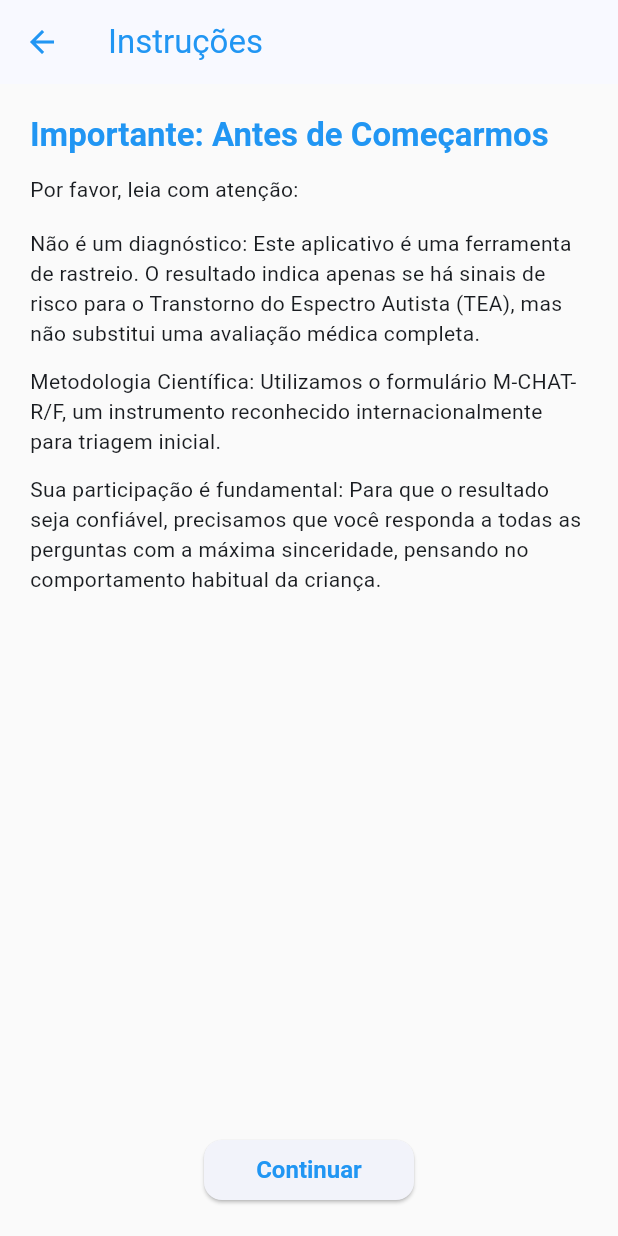
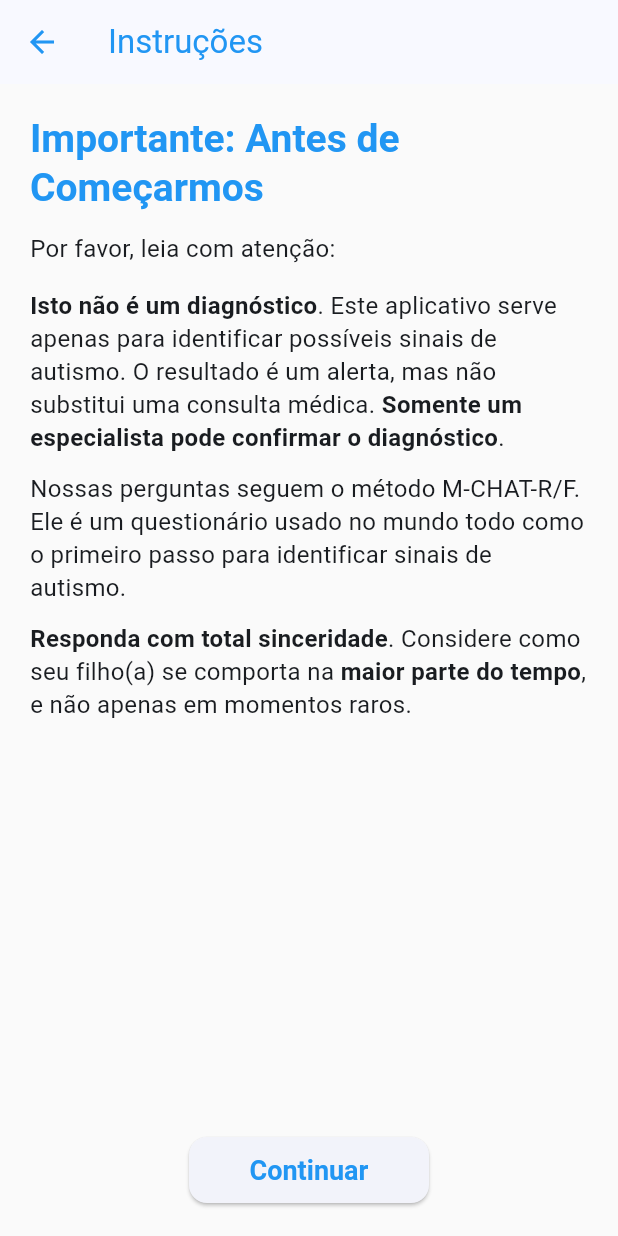
Before and after one commit to wnetohr/teajudo, a Flutter app: the InstructionsScreen screen opened directly, on a phone screen of 412 x 824 dp. Run offline on Flutter 3.47's test engine with Material 3 defaults, Android fonts, the light colour scheme and no system bars.

Commit message:
correções e ajustes de texto

```diff
--- a/frontend/teatriagem/lib/screens/instructions_screen.dart
+++ b/frontend/teatriagem/lib/screens/instructions_screen.dart
@@ -7,8 +7,17 @@ class InstructionsScreen extends StatelessWidget {
   @override
   Widget build(BuildContext context) {
     final theme = Theme.of(context);
-    final headingStyle = theme.textTheme.titleLarge?.copyWith(fontWeight: FontWeight.bold, color: Colors.blue);
-    final bodyStyle = theme.textTheme.bodyMedium;
+    final baseHeading = theme.textTheme.titleLarge;
+    final baseBody = theme.textTheme.bodyMedium;
+    final headingStyle = baseHeading?.copyWith(
+      fontWeight: FontWeight.bold,
+      color: Colors.blue,
+      fontSize: (baseHeading?.fontSize ?? 22) + 4,
+    );
+    final bodyStyle = baseBody?.copyWith(
+      fontSize: (baseBody?.fontSize ?? 14) + 2,
+      height: 1.4,
+    );
 
     return Scaffold(
       appBar: AppBar(title: const Text('Instruções',style: TextStyle(color: Colors.blue),)),
@@ -26,11 +35,45 @@ class InstructionsScreen extends StatelessWidget {
                       const SizedBox(height: 12),
                       Text('Por favor, leia com atenção:', style: bodyStyle),
                       const SizedBox(height: 16),
-                      Text('Não é um diagnóstico: Este aplicativo é uma ferramenta de rastreio. O resultado indica apenas se há sinais de risco para o Transtorno do Espectro Autista (TEA), mas não substitui uma avaliação médica completa.', style: bodyStyle),
+                      Text.rich(
+                        TextSpan(
+                          text: '',
+                          style: bodyStyle,
+                          children: [
+                            TextSpan(
+                              text: 'Isto não é um diagnóstico',
+                              style: bodyStyle?.copyWith(fontWeight: FontWeight.bold),
+                            ),
+                            TextSpan(text: '. Este aplicativo serve apenas para identificar possíveis sinais de autismo. O resultado é um alerta, mas não substitui uma consulta médica. '),
+                            TextSpan(
+                              text: 'Somente um especialista pode confirmar o diagnóstico',
+                              style: bodyStyle?.copyWith(fontWeight: FontWeight.bold),
+                            ),
+                            TextSpan(text: '.'),
+                          ],
+                        ),
+                      ),
                       const SizedBox(height: 12),
-                      Text('Metodologia Científica: Utilizamos o formulário M-CHAT-R/F, um instrumento reconhecido internacionalmente para triagem inicial.', style: bodyStyle),
+                      Text('Nossas perguntas seguem o método M-CHAT-R/F. Ele é um questionário usado no mundo todo como o primeiro passo para identificar sinais de autismo.', style: bodyStyle),
                       const SizedBox(height: 12),
-                      Text('Sua participação é fundamental: Para que o resultado seja confiável, precisamos que você responda a todas as perguntas com a máxima sinceridade, pensando no comportamento habitual da criança.', style: bodyStyle),
+                      Text.rich(
+                        TextSpan(
+                          text: '',
+                          style: bodyStyle,
+                          children: [
+                            TextSpan(
+                              text: 'Responda com total sinceridade',
+                              style: bodyStyle?.copyWith(fontWeight: FontWeight.bold),
+                            ),
+                            TextSpan(text: '. Considere como seu filho(a) se comporta na '),
+                            TextSpan(
+                              text: 'maior parte do tempo',
+                              style: bodyStyle?.copyWith(fontWeight: FontWeight.bold),
+                            ),
+                            TextSpan(text: ', e não apenas em momentos raros.'),
+                          ],
+                        ),
+                      ),
                       const SizedBox(height: 24),
                     ],
                   ),
@@ -43,9 +86,10 @@ class InstructionsScreen extends StatelessWidget {
                 child: Center(
                   child: ElevatedButton(
                     style: ElevatedButton.styleFrom(
-                      padding: const EdgeInsets.symmetric(horizontal: 20, vertical: 8),
-                      minimumSize: const Size(140, 40),
+                      padding: const EdgeInsets.symmetric(horizontal: 24, vertical: 10),
+                      minimumSize: const Size(160, 44),
                       foregroundColor: Colors.blue,
+                      textStyle: const TextStyle(fontSize: 18, fontWeight: FontWeight.w600),
                     ),
                     onPressed: () {
                       // Replace the instructions screen by the questionnaire
```
Also changed, not shown: 1 other file.
